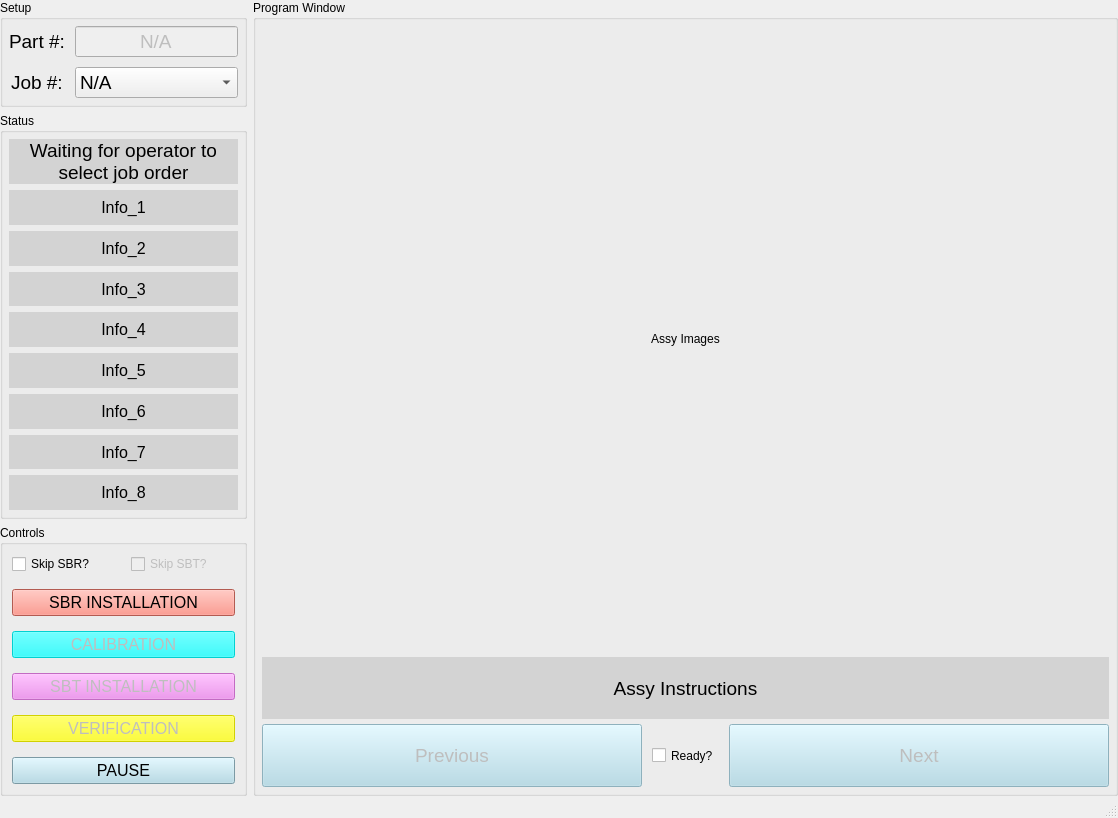
First picture: the form in RUBY.ui, repository JewellInstruments/JEWELL_Manufacturing_Execution_System, before the edit.
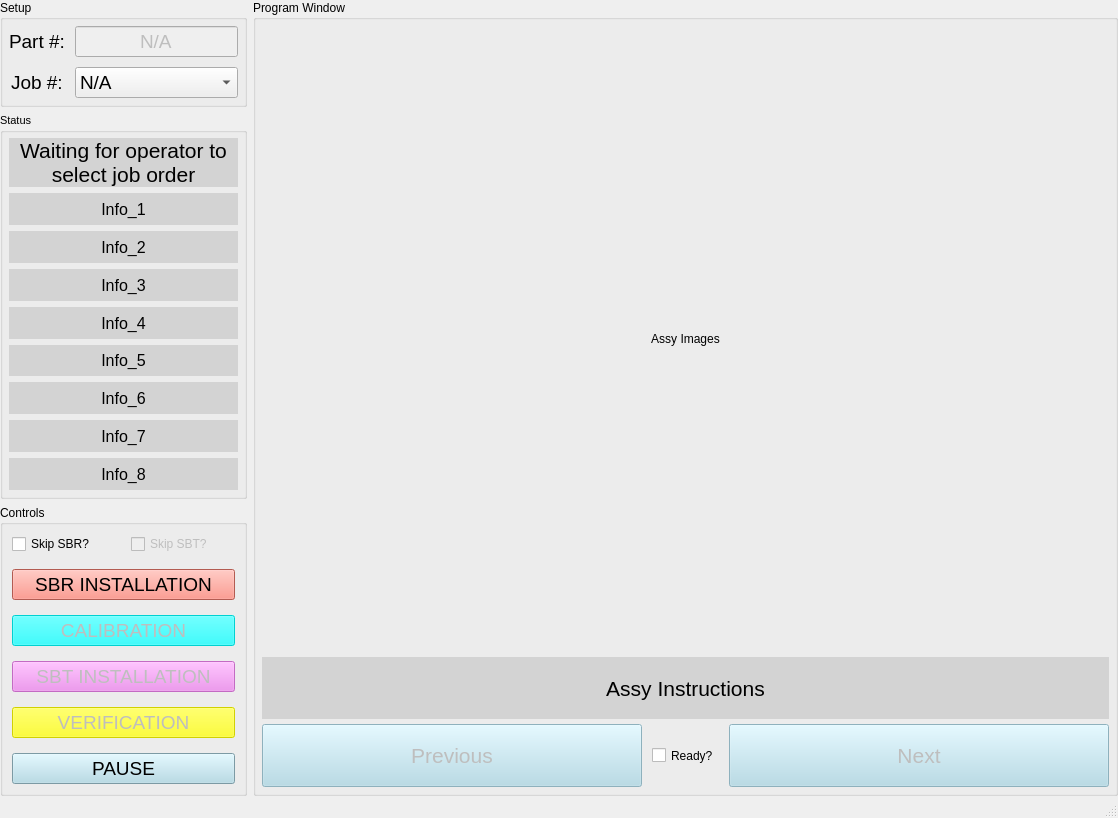
Second picture: the form after the edit.

What changed in the file:
```diff
--- a/RUBY.ui
+++ b/RUBY.ui
@@ -505,7 +505,7 @@
            </property>
            <property name="font">
             <font>
-             <pointsize>12</pointsize>
+             <pointsize>14</pointsize>
             </font>
            </property>
            <property name="styleSheet">
@@ -529,7 +529,7 @@
            </property>
            <property name="font">
             <font>
-             <pointsize>12</pointsize>
+             <pointsize>14</pointsize>
             </font>
            </property>
            <property name="styleSheet">
@@ -553,7 +553,7 @@
            </property>
            <property name="font">
             <font>
-             <pointsize>12</pointsize>
+             <pointsize>14</pointsize>
             </font>
            </property>
            <property name="styleSheet">
@@ -577,7 +577,7 @@
            </property>
            <property name="font">
             <font>
-             <pointsize>12</pointsize>
+             <pointsize>14</pointsize>
             </font>
            </property>
            <property name="styleSheet">
@@ -601,7 +601,7 @@
            </property>
            <property name="font">
             <font>
-             <pointsize>12</pointsize>
+             <pointsize>14</pointsize>
             </font>
            </property>
            <property name="styleSheet">
@@ -1146,7 +1146,7 @@
            </property>
            <property name="font">
             <font>
-             <pointsize>14</pointsize>
+             <pointsize>16</pointsize>
             </font>
            </property>
            <property name="styleSheet">
@@ -1187,7 +1187,7 @@
              </property>
              <property name="font">
               <font>
-               <pointsize>14</pointsize>
+               <pointsize>16</pointsize>
               </font>
              </property>
              <property name="styleSheet">
@@ -1227,7 +1227,7 @@
              </property>
              <property name="font">
               <font>
-               <pointsize>14</pointsize>
+               <pointsize>16</pointsize>
               </font>
              </property>
              <property name="styleSheet">
@@ -1355,6 +1355,11 @@
     </item>
     <item row="1" column="0">
      <widget class="QGroupBox" name="groupBox_4">
+      <property name="font">
+       <font>
+        <pointsize>8</pointsize>
+       </font>
+      </property>
       <property name="title">
        <string>Status</string>
       </property>
@@ -1375,7 +1380,7 @@
         <widget class="QLabel" name="ProgramStatusLabel">
          <property name="font">
           <font>
-           <pointsize>14</pointsize>
+           <pointsize>16</pointsize>
           </font>
          </property>
          <property name="styleSheet">
```
